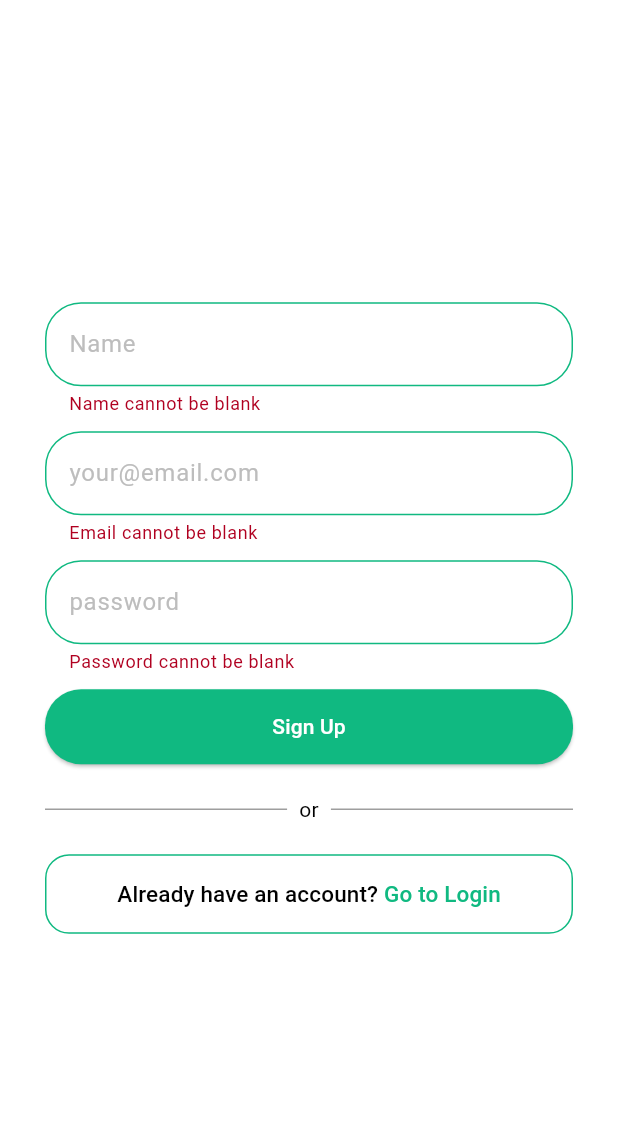
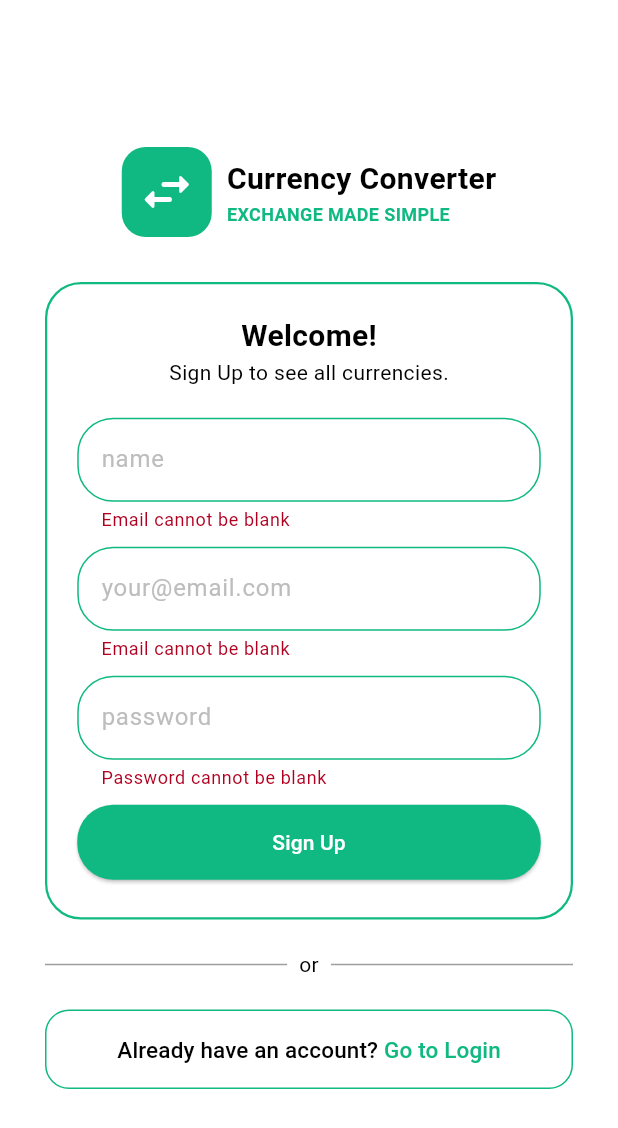
Before and after one commit to VitorFranciscoDev/currency-converter-app, a Flutter app: the RegisterScreen screen opened directly, after a tap on "Sign Up", on a phone screen of 412 x 824 dp. Shown: the top 1128 px of the screen. Run offline on Flutter 3.47's test engine with Material 3 defaults, Android fonts, the phone set to English and light mode, and no system bars; our stand-ins replace shared_preferences, sqflite; accounts and stored records are empty.

Commit message:
feat: logo widget

```diff
--- a/lib/infrastructure/presentation/auth/login_screen.dart
+++ b/lib/infrastructure/presentation/auth/login_screen.dart
@@ -3,6 +3,7 @@ import 'package:currency_converter/infrastructure/presentation/auth/register_scr
 import 'package:currency_converter/infrastructure/presentation/widgets/bottom_navigator_widget.dart';
 import 'package:currency_converter/infrastructure/presentation/widgets/divider_widget.dart';
 import 'package:currency_converter/infrastructure/presentation/widgets/elevated_button_widget.dart';
+import 'package:currency_converter/infrastructure/presentation/widgets/logo_widget.dart';
 import 'package:currency_converter/infrastructure/presentation/widgets/outlined_button_widget.dart';
 import 'package:currency_converter/infrastructure/presentation/widgets/text_field_widget.dart';
 import 'package:flutter/material.dart';
@@ -78,64 +79,36 @@ class _LoginScreenState extends State<LoginScreen> {
         child: Column(
           mainAxisAlignment: MainAxisAlignment.center,
           children: [
-            Row(
-              mainAxisSize: MainAxisSize.min,
-              children: [
-                Container(
-                  padding: const EdgeInsets.all(10),
-                  decoration: BoxDecoration(
-                    color: theme.colorScheme.primary,
-                    borderRadius: BorderRadius.circular(14),
-                  ),
-                  child: const Icon(
-                    Icons.currency_exchange_rounded,
-                    color: Colors.white,
-                    size: 32,
-                  ),
-                ),
-
-                const SizedBox(width: 12),
-
-                Column(
-                  crossAxisAlignment: CrossAxisAlignment.start,
-                  mainAxisSize: MainAxisSize.min,
-                  children: [
-                    const Text(
-                      "Currency Converter",
-                      style: TextStyle(
-                        fontSize: 18,
-                        fontWeight: FontWeight.w700,
-                        color: Colors.black87,
-                      ),
-                    ),
-                    Text(
-                      "EXCHANGE MADE SIMPLE",
-                      style: TextStyle(
-                        fontSize: 11,
-                        fontWeight: FontWeight.w600,
-                        color: theme.colorScheme.primary,
-                        letterSpacing: 0.5,
-                      ),
-                    ),
-                  ],
-                ),
-              ],
-            ),
+            // Logo
+            LogoWidget(isHorizontal: true, size: 40),
 
             const SizedBox(height: 30),
 
+            // Form
             Container(
-              padding: const EdgeInsets.all(24),
+              padding: const EdgeInsets.all(20),
               decoration: BoxDecoration(
-                color: Colors.white,
+                color: theme.colorScheme.background,
                 borderRadius: BorderRadius.circular(24),
                 border: Border.all(
-                  color: theme.colorScheme.primary.withOpacity(0.2),
+                  color: theme.colorScheme.primary,
                   width: 1.5,
                 ),
               ),
               child: Column(
                 children: [
+                  const Text(
+                    "Welcome Back!",
+                    style: TextStyle(
+                      fontWeight: FontWeight.bold,
+                      fontSize: 20,
+                    ),
+                  ),
+
+                  const Text("Log In to trade currencies."),
+
+                  const SizedBox(height: 20),
+
                   // Email
                   TextFieldWidget(
                     controller: _controllerEmail,
@@ -146,6 +119,7 @@ class _LoginScreenState extends State<LoginScreen> {
 
                   const SizedBox(height: 10),
 
+                  // Password
                   TextFieldWidget(
                     controller: _controllerPassword,
                     label: "Password",
@@ -156,20 +130,25 @@ class _LoginScreenState extends State<LoginScreen> {
 
                   const SizedBox(height: 10),
 
+                  // Button
                   ElevatedButtonWidget(
                     function: () => _login(),
                     text: "Sign In",
                   ),
+
+                  const SizedBox(height: 5),
                 ],
               ),
             ),
 
             const SizedBox(height: 20),
 
+            // Divider
             DividerWidget(),
 
             const SizedBox(height: 20),
 
+            // Navigation to Register Button
             OutlinedButtonWidget(
               function: () {
                 Navigator.push(context, MaterialPageRoute(builder: (context) => RegisterScreen()));
--- a/lib/infrastructure/presentation/auth/register_screen.dart
+++ b/lib/infrastructure/presentation/auth/register_screen.dart
@@ -4,6 +4,7 @@ import 'package:currency_converter/infrastructure/presentation/auth/login_screen
 import 'package:currency_converter/infrastructure/presentation/widgets/app.dart';
 import 'package:currency_converter/infrastructure/presentation/widgets/divider_widget.dart';
 import 'package:currency_converter/infrastructure/presentation/widgets/elevated_button_widget.dart';
+import 'package:currency_converter/infrastructure/presentation/widgets/logo_widget.dart';
 import 'package:currency_converter/infrastructure/presentation/widgets/outlined_button_widget.dart';
 import 'package:currency_converter/infrastructure/presentation/widgets/text_field_widget.dart';
 import 'package:flutter/material.dart';
@@ -81,12 +82,42 @@ class _RegisterScreenState extends State<RegisterScreen> {
         child: Column(
           mainAxisAlignment: MainAxisAlignment.center,
           children: [
-            // Name
+            // Logo
+            LogoWidget(isHorizontal: true, size: 40),
+
+            const SizedBox(height: 30),
+
+            // Form
+            Container(
+              padding: const EdgeInsets.all(20),
+              decoration: BoxDecoration(
+                color: theme.colorScheme.background,
+                borderRadius: BorderRadius.circular(24),
+                border: Border.all(
+                  color: theme.colorScheme.primary,
+                  width: 1.5,
+                ),
+              ),
+              child: Column(
+                children: [
+                  const Text(
+                    "Welcome!",
+                    style: TextStyle(
+                      fontWeight: FontWeight.bold,
+                      fontSize: 20,
+                    ),
+                  ),
+
+                  const Text("Sign Up to see all currencies."),
+
+                  const SizedBox(height: 20),
+
+                  // Email
                   TextFieldWidget(
-              controller: _controllerName,
+                    controller: _controllerEmail,
                     label: "Name",
-              hint: "Name",
-              error: provider.errorName,
+                    hint: "name",
+                    error: provider.errorEmail,
                   ),
 
                   const SizedBox(height: 10),
@@ -101,6 +132,7 @@ class _RegisterScreenState extends State<RegisterScreen> {
 
                   const SizedBox(height: 10),
 
+                  // Password
                   TextFieldWidget(
                     controller: _controllerPassword,
                     label: "Password",
@@ -111,9 +143,15 @@ class _RegisterScreenState extends State<RegisterScreen> {
 
                   const SizedBox(height: 10),
 
+                  // Button
                   ElevatedButtonWidget(
                     function: () => _registerUser(),
                     text: "Sign Up",
+                  ),
+
+                  const SizedBox(height: 5),
+                ],
+              ),
             ),
 
             const SizedBox(height: 20),
--- /dev/null
+++ b/lib/infrastructure/presentation/widgets/logo_widget.dart
@@ -0,0 +1,68 @@
+import 'package:flutter/material.dart';
+
+class LogoWidget extends StatelessWidget {
+  const LogoWidget({ super.key, required this.isHorizontal, required this.size });
+  final bool isHorizontal;
+  final double size;
+
+  @override
+  Widget build(BuildContext context) {
+    final theme = Theme.of(context);
+
+    return isHorizontal ?
+      Row(
+        mainAxisAlignment: MainAxisAlignment.center,
+        children: [
+          // Icon
+          Container(
+            padding: const EdgeInsets.all(10),
+            decoration: BoxDecoration(
+              color: theme.colorScheme.primary,
+              borderRadius: BorderRadius.circular(16),
+            ),
+            child: Icon(
+              Icons.swap_horiz_rounded,
+              color: Colors.white,
+              size: size,
+            ),
+          ),
+
+          const SizedBox(width: 10),
+
+          Column(
+            crossAxisAlignment: CrossAxisAlignment.start,
+            children: [
+              const Text(
+                "Currency Converter",
+                style: TextStyle(
+                  fontSize: 20,
+                  fontWeight: FontWeight.bold,
+                  color: Colors.black,
+                ),
+              ),
+              Text(
+                "EXCHANGE MADE SIMPLE",
+                style: TextStyle(
+                  fontSize: 12,
+                  fontWeight: FontWeight.bold,
+                  color: theme.colorScheme.primary,
+                ),
+              ),
+            ],
+          ),
+        ],
+      ) :
+      Container(
+        padding: const EdgeInsets.all(10),
+        decoration: BoxDecoration(
+          color: theme.colorScheme.primary,
+          borderRadius: BorderRadius.circular(16),
+        ),
+        child: Icon(
+          Icons.currency_exchange_rounded,
+          color: Colors.white,
+          size: size,
+        ),
+      );
+  }
+}
```
Lines whose indentation alone changed are shown as unchanged.
